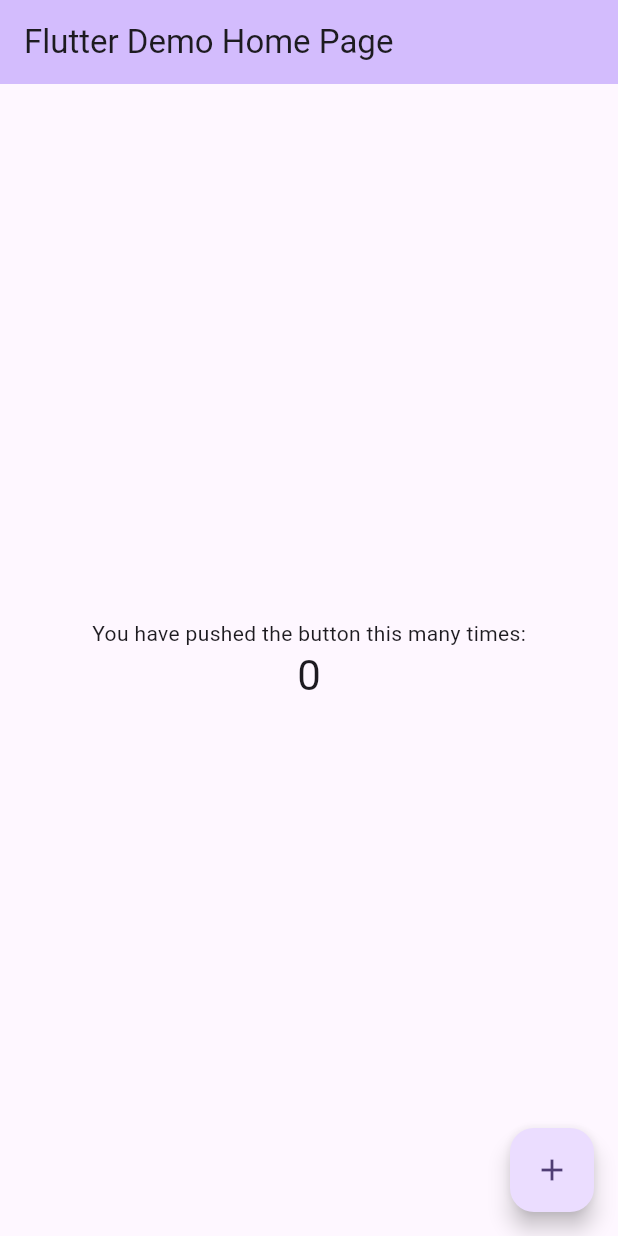
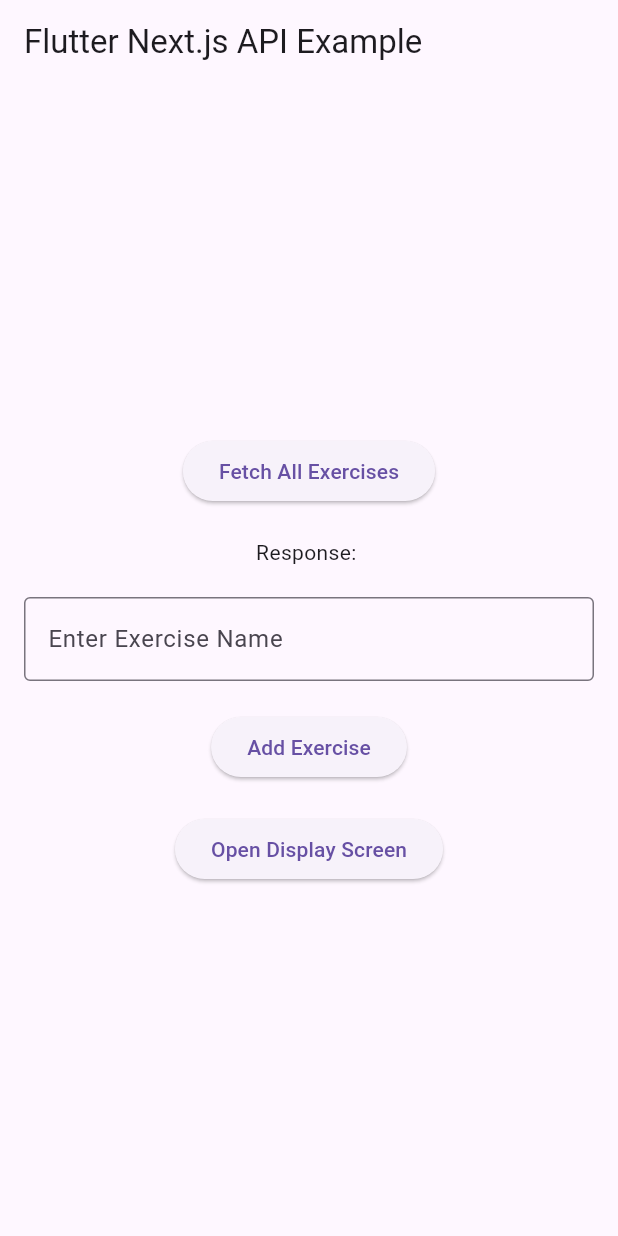
Before and after one commit to Emene-Pesh/MuscleTrackerAndroid, a Flutter app: the screen it shows after launch, on a phone screen of 412 x 824 dp. Run offline on Flutter 3.47's test engine with Material 3 defaults, Android fonts, the phone set to English and light mode, and no system bars.

Commit message:
Get and Post from Web API

```diff
--- a/lib/main.dart
+++ b/lib/main.dart
@@ -1,125 +1,132 @@
+// ignore_for_file: library_private_types_in_public_api
+
 import 'package:flutter/material.dart';
+import 'package:http/http.dart' as http;
+import 'dart:convert';
 
-void main() {
-  runApp(const MyApp());
-}
+
+void main() => runApp(const MyApp());
 
 class MyApp extends StatelessWidget {
   const MyApp({super.key});
 
-  // This widget is the root of your application.
   @override
   Widget build(BuildContext context) {
-    return MaterialApp(
-      title: 'Flutter Demo',
-      theme: ThemeData(
-        // This is the theme of your application.
-        //
-        // TRY THIS: Try running your application with "flutter run". You'll see
-        // the application has a purple toolbar. Then, without quitting the app,
-        // try changing the seedColor in the colorScheme below to Colors.green
-        // and then invoke "hot reload" (save your changes or press the "hot
-        // reload" button in a Flutter-supported IDE, or press "r" if you used
-        // the command line to start the app).
-        //
-        // Notice that the counter didn't reset back to zero; the application
-        // state is not lost during the reload. To reset the state, use hot
-        // restart instead.
-        //
-        // This works for code too, not just values: Most code changes can be
-        // tested with just a hot reload.
-        colorScheme: ColorScheme.fromSeed(seedColor: Colors.deepPurple),
-        useMaterial3: true,
-      ),
-      home: const MyHomePage(title: 'Flutter Demo Home Page'),
+    return const MaterialApp(
+      home: MyHomePage(),
     );
   }
 }
 
 class MyHomePage extends StatefulWidget {
-  const MyHomePage({super.key, required this.title});
-
-  // This widget is the home page of your application. It is stateful, meaning
-  // that it has a State object (defined below) that contains fields that affect
-  // how it looks.
-
-  // This class is the configuration for the state. It holds the values (in this
-  // case the title) provided by the parent (in this case the App widget) and
-  // used by the build method of the State. Fields in a Widget subclass are
-  // always marked "final".
-
-  final String title;
+  const MyHomePage({super.key});
 
   @override
-  State<MyHomePage> createState() => _MyHomePageState();
+  _MyHomePageState createState() => _MyHomePageState();
 }
 
 class _MyHomePageState extends State<MyHomePage> {
-  int _counter = 0;
+  String _response = '';
+   final TextEditingController _controller = TextEditingController();
 
-  void _incrementCounter() {
-    setState(() {
-      // This call to setState tells the Flutter framework that something has
-      // changed in this State, which causes it to rerun the build method below
-      // so that the display can reflect the updated values. If we changed
-      // _counter without calling setState(), then the build method would not be
-      // called again, and so nothing would appear to happen.
-      _counter++;
-    });
+  Future<void> fetchData() async {
+    const url = 'http://192.168.1.3:3000/api/getExercises'; // Use your deployed URL here
+    try {
+      final response = await http.get(Uri.parse(url));
+
+      if (response.statusCode == 200) {
+        setState(() {
+          _response = response.body;
+        });
+      } else {
+        setState(() {
+          _response = 'Failed to fetch data';
+        });
+      }
+    } catch (e) {
+      setState(() {
+        _response = 'Error: $e';
+      });
+    }
+  }
+  Future<void> sendComment(String exercise) async {
+    const url = 'http://192.168.1.3:3000/api/createExercise'; // Use your deployed URL here
+    try {
+      final response = await http.post(
+        Uri.parse(url),
+        headers: <String, String>{
+          'Content-Type': 'application/json; charset=UTF-8',
+        },
+        body: jsonEncode(<String, String>{
+          'name': exercise,
+        }),
+      );
+
+      if (response.statusCode == 200) {
+        setState(() {
+          _response = jsonDecode(response.body)['message'];
+        });
+      } else {
+        setState(() {
+          _response = 'Failed to add exercise';
+        });
+      }
+    } catch (e) {
+      setState(() {
+        _response = 'Error: $e';
+      });
+    }
+  }
+
+  void _openDisplayScreen() {
+    Navigator.push(
+      context,
+      MaterialPageRoute(builder: (context) => const MyApp()),
+    );
   }
 
   @override
   Widget build(BuildContext context) {
-    // This method is rerun every time setState is called, for instance as done
-    // by the _incrementCounter method above.
-    //
-    // The Flutter framework has been optimized to make rerunning build methods
-    // fast, so that you can just rebuild anything that needs updating rather
-    // than having to individually change instances of widgets.
     return Scaffold(
       appBar: AppBar(
-        // TRY THIS: Try changing the color here to a specific color (to
-        // Colors.amber, perhaps?) and trigger a hot reload to see the AppBar
-        // change color while the other colors stay the same.
-        backgroundColor: Theme.of(context).colorScheme.inversePrimary,
-        // Here we take the value from the MyHomePage object that was created by
-        // the App.build method, and use it to set our appbar title.
-        title: Text(widget.title),
+        title: const Text('Flutter Next.js API Example'),
       ),
       body: Center(
-        // Center is a layout widget. It takes a single child and positions it
-        // in the middle of the parent.
         child: Column(
-          // Column is also a layout widget. It takes a list of children and
-          // arranges them vertically. By default, it sizes itself to fit its
-          // children horizontally, and tries to be as tall as its parent.
-          //
-          // Column has various properties to control how it sizes itself and
-          // how it positions its children. Here we use mainAxisAlignment to
-          // center the children vertically; the main axis here is the vertical
-          // axis because Columns are vertical (the cross axis would be
-          // horizontal).
-          //
-          // TRY THIS: Invoke "debug painting" (choose the "Toggle Debug Paint"
-          // action in the IDE, or press "p" in the console), to see the
-          // wireframe for each widget.
           mainAxisAlignment: MainAxisAlignment.center,
           children: <Widget>[
-            const Text(
-              'You have pushed the button this many times:',
+            ElevatedButton(
+              onPressed: fetchData,
+              child: const Text('Fetch All Exercises'),
             ),
-            Text(
-              '$_counter',
-              style: Theme.of(context).textTheme.headlineMedium,
+            const SizedBox(height: 20),
+            Text('Response: $_response'),
+            const SizedBox(height: 20),
+            Padding(
+              padding: const EdgeInsets.symmetric(horizontal: 16.0),
+              child: TextField(
+                controller: _controller,
+                decoration: const InputDecoration(
+                  border: OutlineInputBorder(),
+                  labelText: 'Enter Exercise Name',
+                ),
+              ),
+            ),
+            const SizedBox(height: 20),
+            ElevatedButton(
+              onPressed: () {
+                sendComment(_controller.text);
+              },
+              child: const Text('Add Exercise'),
+            ),
+            const SizedBox(height: 20),
+            ElevatedButton(
+              onPressed: _openDisplayScreen,
+              child: const Text('Open Display Screen'),
             ),
           ],
         ),
       ),
-      floatingActionButton: FloatingActionButton(
-        onPressed: _incrementCounter,
-        tooltip: 'Increment',
-        child: const Icon(Icons.add),
-      ), // This trailing comma makes auto-formatting nicer for build methods.
     );
   }
 }
--- a/pubspec.yaml
+++ b/pubspec.yaml
@@ -28,13 +28,16 @@
 # the latest version available on pub.dev. To see which dependencies have newer
 # versions available, run `flutter pub outdated`.
 dependencies:
+  http: ^0.13.3
   flutter:
     sdk: flutter
-
+  image_picker: ^0.8.4+4
 
   # The following adds the Cupertino Icons font to your application.
   # Use with the CupertinoIcons class for iOS style icons.
   cupertino_icons: ^1.0.6
+  fl_chart: ^0.67.0
+  syncfusion_flutter_charts: ^25.1.39+1
 
 dev_dependencies:
   flutter_test:
```
Also changed, not shown: pubspec.lock, 8 other files.
